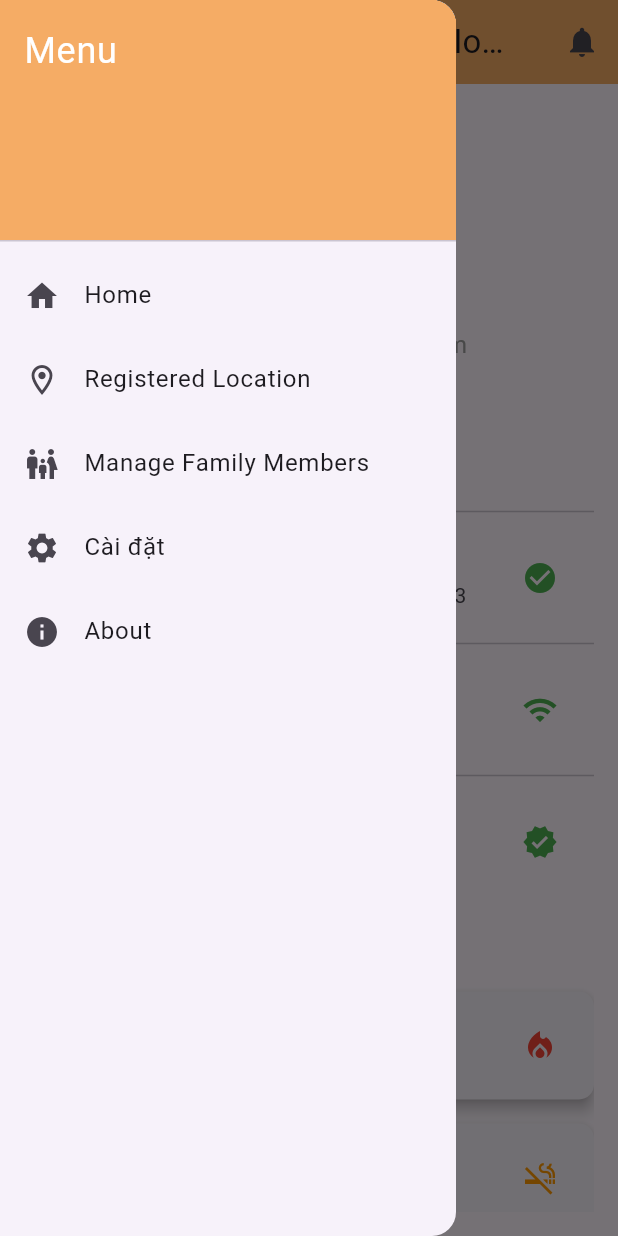
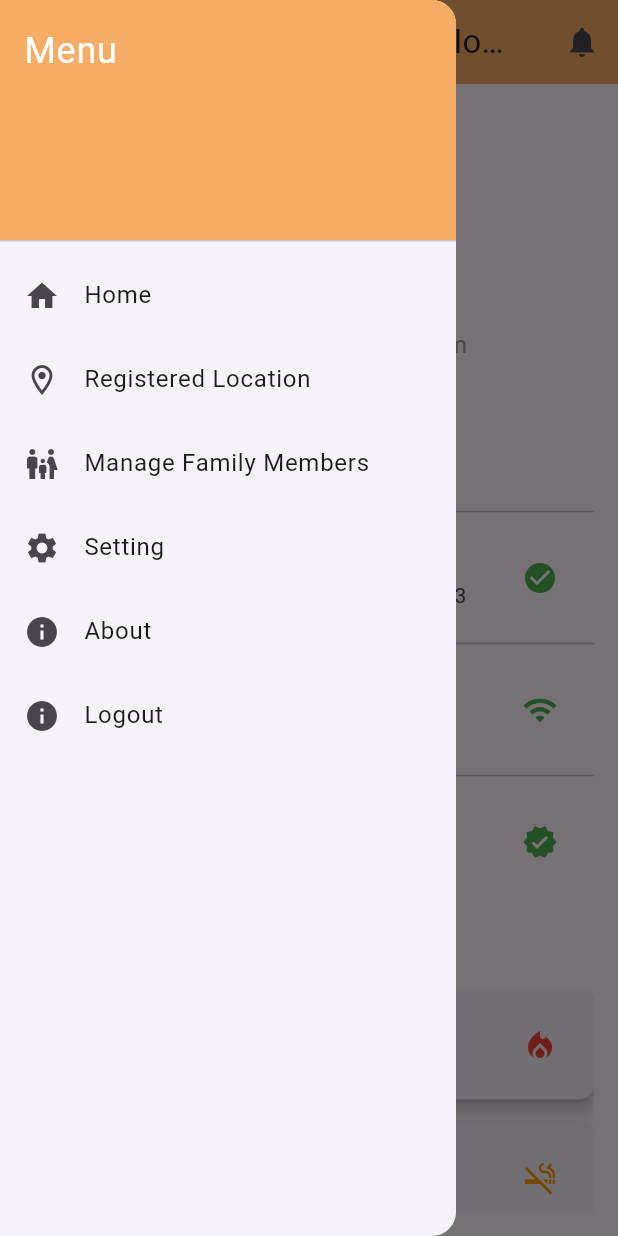
Before and after one commit to NguyenMinhDuc163/Fire-guard-mobile, a Flutter app: the PersonalProfileScreen screen opened by its route, with the side drawer open, on a phone screen of 412 x 824 dp. Run offline on Flutter 3.47's test engine with Material 3 defaults, Android fonts, the phone set to English and light mode, and no system bars; our stand-ins replace animate_do, audioplayers, dio, easy_localization, firebase_core, firebase_messaging and 13 more; missing offline and left inert: error_stack, firebase_app_check; accounts and stored records are empty.

Commit message:
update profile

```diff
--- a/assets/translations/en-US.json
+++ b/assets/translations/en-US.json
@@ -90,7 +90,8 @@
   "personal_info_iot_system": "Personal Information & IoT System",
   "fire_safety_skills_escape": "Fire Safety Skills & Escape",
   "fire_news": "Fire News",
-  "setting": "Cài đặt"
+  "setting": "Setting",
+  "logout": "Logout"
 
 
 }
--- a/assets/translations/vi-VN.json
+++ b/assets/translations/vi-VN.json
@@ -89,5 +89,6 @@
   "personal_info_iot_system": "Thông tin cá nhân & Hệ thống IoT",
   "fire_safety_skills_escape": "Kỹ năng PCCC & Thoát hiểm",
   "fire_news": "Tin tức cháy nổ",
-  "setting": "Cài đặt"
+  "setting": "Cài đặt",
+  "logout": "Đăng xuất"
 }
--- /dev/null
+++ b/lib/models/personal_profile_model.dart
@@ -0,0 +1,6 @@
+class PersonalProfileModel{
+   String? name;
+   String? email;
+
+  PersonalProfileModel({ this.name,  this.email});
+}
--- a/lib/service/common/status_api.dart
+++ b/lib/service/common/status_api.dart
@@ -4,6 +4,6 @@ class StatusApi {
 
 static String BASE_API_URL = "http://192.168.1.6:3000/api/v1/"; // test local
 
-static const int TIME_OUT = 1000;
+static const int TIME_OUT = 10000;
 
 }
--- a/lib/view/home/widget/drawer_widget.dart
+++ b/lib/view/home/widget/drawer_widget.dart
@@ -80,6 +80,24 @@ class DrawerWidget extends StatelessWidget {
               // Thêm hành động điều hướng khi ấn vào menu
             },
           ),
+
+          ListTile(
+            leading: Icon(Icons.info),
+            title: Text('logout'.tr()),
+            onTap: () async {
+              LocalStorageHelper.deleteValue('userName');
+              LocalStorageHelper.deleteValue('email');
+
+              // Điều hướng về màn hình đăng nhập và xóa tất cả các route trước đó
+              Navigator.pushNamedAndRemoveUntil(
+                context,
+                RouteNames.loginScreen, // Tên route của màn hình đăng nhập
+                    (Route<dynamic> route) => false, // Xóa tất cả các route trước đó
+              );
+
+              // Thêm hành động điều hướng khi ấn vào menu
+            },
+          ),
         ],
       ),
     );
--- a/lib/view/personalProfile/personal_profile_screen.dart
+++ b/lib/view/personalProfile/personal_profile_screen.dart
@@ -1,11 +1,15 @@
 import 'package:easy_localization/easy_localization.dart';
+import 'package:fire_guard/models/personal_profile_model.dart';
 import 'package:fire_guard/utils/core/constants/color_constants.dart';
 import 'package:fire_guard/utils/core/helpers/asset_helper.dart';
 import 'package:fire_guard/utils/router_names.dart';
 import 'package:fire_guard/view/home/widget/drawer_widget.dart';
+import 'package:fire_guard/viewModel/personal_profile_view_model.dart';
 import 'package:fire_guard/viewModel/sensor_view_model.dart';
 import 'package:flutter/material.dart';
 import 'package:provider/provider.dart';
+
+import '../../init.dart';
 
 class PersonalProfileScreen extends StatefulWidget {
   const PersonalProfileScreen({super.key});
@@ -21,12 +25,30 @@ class _PersonalProfileScreenState extends State<PersonalProfileScreen> {
   bool isGasSensorOn = true;
   bool isAirQualitySensorOn = true;
   bool isAlarmOn = false;
+@override
+  void initState() {
+    // TODO: implement initState
+    super.initState();
+  }
 
+  @override
+  void didChangeDependencies() {
+    super.didChangeDependencies();
+    // Sử dụng WidgetsBinding để hoãn cập nhật trạng thái cho đến khi cây widget được xây dựng
+    WidgetsBinding.instance.addPostFrameCallback((_) {
+      final personalProfileViewModel = Provider.of<PersonalProfileViewModel>(context, listen: false);
+      personalProfileViewModel.setPersonalProfile(
+        name: LocalStorageHelper.getValue('userName'),
+        email: LocalStorageHelper.getValue('email'),
+      );
+    });
+  }
   @override
   Widget build(BuildContext context) {
 
+    final personalProfileViewModel = Provider.of<PersonalProfileViewModel>(context);
     final sensorViewModel = Provider.of<SensorViewModel>(context);
-    final model = sensorViewModel.model;
+    final model = personalProfileViewModel.model;
 
     return Scaffold(
       appBar: AppBar(
@@ -47,7 +69,7 @@ class _PersonalProfileScreenState extends State<PersonalProfileScreen> {
         padding: const EdgeInsets.all(16.0),
         child: ListView(
           children: [
-            const Center(
+             Center(
               child: Column(
                 children: [
                   CircleAvatar(
@@ -56,7 +78,7 @@ class _PersonalProfileScreenState extends State<PersonalProfileScreen> {
                   ),
                   SizedBox(height: 10),
                   Text(
-                    'Nguyễn Minh Đức',
+                    model.name ?? 'Nguyễn Minh Đức',
                     style: TextStyle(
                       fontSize: 22,
                       fontWeight: FontWeight.bold,
@@ -64,7 +86,7 @@ class _PersonalProfileScreenState extends State<PersonalProfileScreen> {
                   ),
                   SizedBox(height: 5),
                   Text(
-                    'ngminhduc1603@gmail.com',
+                    model.email ?? 'ngminhduc1603@gmail.com',
                     style: TextStyle(
                       fontSize: 16,
                       color: Colors.grey,
--- a/lib/viewModel/personal_profile_view_model.dart
+++ b/lib/viewModel/personal_profile_view_model.dart
@@ -1,5 +1,17 @@
+import 'package:fire_guard/models/personal_profile_model.dart';
+import 'package:fire_guard/service/api_service/api_service.dart';
+import 'package:fire_guard/utils/core/helpers/local_storage_helper.dart';
 import 'package:flutter/cupertino.dart';
 
 class PersonalProfileViewModel extends ChangeNotifier{
+  final ApiServices apiServices = ApiServices();
+  PersonalProfileModel personalProfileModel = PersonalProfileModel();
+  PersonalProfileModel get model => personalProfileModel;
+
+  void setPersonalProfile({required String name, required String email}){
+    model.name = name;
+    model.email = email;
+    notifyListeners();
+  }
 
 }
```
Also changed, not shown: lib/test_map/FakeData.dart (deleted, +0 -11 lines), lib/test_map/Location.dart (deleted, +0 -9 lines), lib/test_map/main.dart (deleted, +0 -155 lines), lib/view/userAuth/login_screen.dart (+4 -4 lines), lib/viewModel/auth_view_model.dart (+15 -0 lines), 1132 other files.
